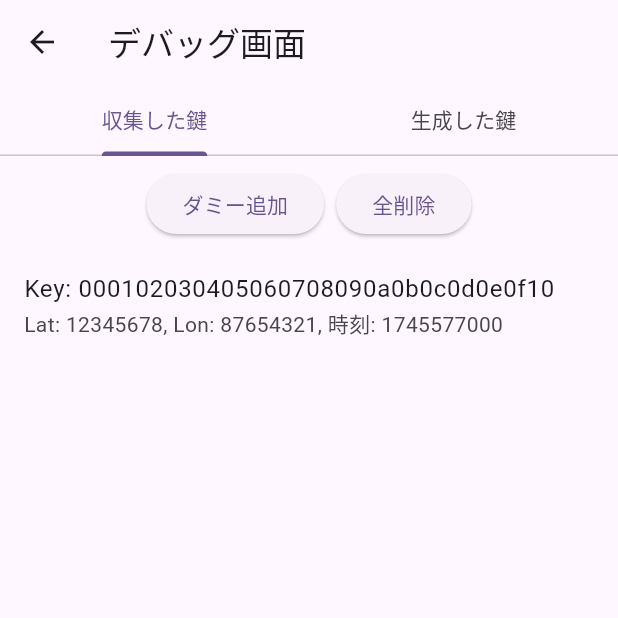
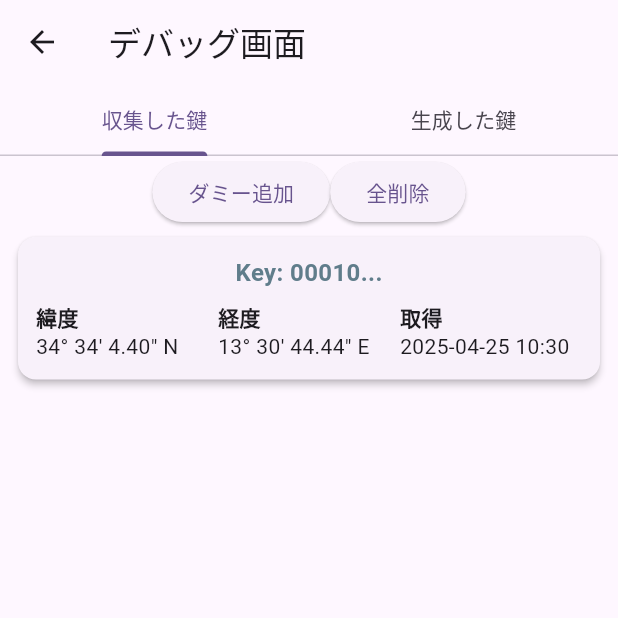
Before and after one commit to hu-fcs/2025_PSI_Ring_Flutter, a Flutter app: the DebugPage screen opened by its route, after a tap on "ダミー追加", on a phone screen of 412 x 824 dp, the top half of it. Run offline on Flutter 3.47's test engine with Material 3 defaults, Android fonts, the phone set to English and light mode, and no system bars; our stand-ins replace sqflite; accounts and stored records are empty; statements that could not run were skipped.

Commit message:
UIとSQfliteの連携部分

```diff
--- a/lib/pages/debug_page.dart
+++ b/lib/pages/debug_page.dart
@@ -1,6 +1,5 @@
 import 'package:flutter/material.dart';
-import 'package:sqflite/sqflite.dart';
-import 'package:path/path.dart';
+import '../db/database_helper.dart';
 
 class DebugPage extends StatefulWidget {
   const DebugPage({super.key});
@@ -24,38 +23,32 @@ class _DebugPageState extends State<DebugPage> with SingleTickerProviderStateMix
     super.dispose();
   }
 
-  Future<Database> getDatabase() async {
-    final dbPath = await getDatabasesPath();
-    final path = join(dbPath, 'my_ecd.db');
-    return openDatabase(path);
-  }
-
   Future<List<Map<String, dynamic>>> fetchCollectedKeys() async {
-    final db = await getDatabase();
+    final db = await DatabaseHelper.getDatabase();
     return db.query('ecd_keys');
   }
 
   Future<List<Map<String, dynamic>>> fetchGeneratedKeys() async {
-    final db = await getDatabase();
+    final db = await DatabaseHelper.getDatabase();
     return db.query('generated_keys');
   }
 
   Future<void> insertDummyCollectedKey() async {
-    final db = await getDatabase();
+    final db = await DatabaseHelper.getDatabase();
     await db.insert('ecd_keys', {
-      'key_ecd': List<int>.generate(17, (i) => i),
-      'lat': 12345678,
-      'lon': 87654321,
+      'key_ecd': List<int>.generate(17, (i) => (i + DateTime.now().second) % 256),
+      'lat': 34567890,
+      'lon': 13512345,
       'ts': DateTime.now().millisecondsSinceEpoch ~/ 1000,
     });
     setState(() {});
   }
 
   Future<void> insertDummyGeneratedKey() async {
-    final db = await getDatabase();
+    final db = await DatabaseHelper.getDatabase();
     await db.insert('generated_keys', {
-      'seckey_ecd': List<int>.generate(17, (i) => 100 + i),
-      'pubkey_ecd': List<int>.generate(16, (i) => 200 - i),
+      'seckey_ecd': List<int>.generate(17, (i) => (100 + i + DateTime.now().second) % 256),
+      'pubkey_ecd': List<int>.generate(16, (i) => (200 - i - DateTime.now().second) % 256),
       'generate_time': DateTime.now().millisecondsSinceEpoch,
       'expire_time': DateTime.now().add(const Duration(days: 30)).millisecondsSinceEpoch,
     });
@@ -63,15 +56,41 @@ class _DebugPageState extends State<DebugPage> with SingleTickerProviderStateMix
   }
 
   Future<void> deleteAllCollectedKeys() async {
-    final db = await getDatabase();
+    final db = await DatabaseHelper.getDatabase();
     await db.delete('ecd_keys');
     setState(() {});
   }
 
   Future<void> deleteAllGeneratedKeys() async {
-    final db = await getDatabase();
+    final db = await DatabaseHelper.getDatabase();
     await db.delete('generated_keys');
     setState(() {});
+  }
+
+  String shortHex(List<int> bytes) {
+    final hex = bytes.map((b) => b.toRadixString(16).padLeft(2, '0')).join('');
+    return hex.length > 5 ? '${hex.substring(0, 5)}...' : hex;
+  }
+
+  String formatTime(dynamic unixTimeMs, {bool isSecond = false}) {
+    final millis = isSecond ? unixTimeMs * 1000 : unixTimeMs;
+    final dt = DateTime.fromMillisecondsSinceEpoch(millis, isUtc: true).toLocal();
+    return '${dt.year}-${dt.month.toString().padLeft(2, '0')}-${dt.day.toString().padLeft(2, '0')} '
+        '${dt.hour.toString().padLeft(2, '0')}:${dt.minute.toString().padLeft(2, '0')}';
+  }
+
+  String toDMS(double decimalDegree, {required bool isLatitude}) {
+    final direction = isLatitude
+        ? (decimalDegree >= 0 ? 'N' : 'S')
+        : (decimalDegree >= 0 ? 'E' : 'W');
+
+    final absDeg = decimalDegree.abs();
+    final deg = absDeg.floor();
+    final minDecimal = (absDeg - deg) * 60;
+    final min = minDecimal.floor();
+    final sec = ((minDecimal - min) * 60).toStringAsFixed(2);
+
+    return "$deg° $min′ $sec″ $direction";
   }
 
   Widget buildKeyList(Future<List<Map<String, dynamic>>> futureData, bool isGenerated) {
@@ -93,17 +112,95 @@ class _DebugPageState extends State<DebugPage> with SingleTickerProviderStateMix
           itemCount: records.length,
           itemBuilder: (context, index) {
             final row = records[index];
-            final hex = (isGenerated ? row['seckey_ecd'] : row['key_ecd'] as List<int>)
-                .map((b) => b.toRadixString(16).padLeft(2, '0'))
-                .join('');
-            return ListTile(
-              title: Text('${isGenerated ? "Secret" : "Key"}: $hex'),
-              subtitle: Text(
-                isGenerated
-                    ? '生成: ${row['generate_time']}, 期限: ${row['expire_time']}'
-                    : 'Lat: ${row['lat']}, Lon: ${row['lon']}, 時刻: ${row['ts']}',
-              ),
-            );
+
+            if (isGenerated) {
+              final secKey = row['seckey_ecd'] as List<int>;
+              final pubKey = row['pubkey_ecd'] as List<int>;
+              final genTime = formatTime(row['generate_time']);
+              final expTime = formatTime(row['expire_time']);
+
+              return Card(
+                margin: const EdgeInsets.symmetric(vertical: 6, horizontal: 12),
+                elevation: 2,
+                child: Padding(
+                  padding: const EdgeInsets.all(12.0),
+                  child: Column(
+                    crossAxisAlignment: CrossAxisAlignment.start,
+                    children: [
+                      Text(
+                        'Sec: ${shortHex(secKey)}   Pub: ${shortHex(pubKey)}',
+                        style: const TextStyle(fontWeight: FontWeight.bold),
+                      ),
+                      const SizedBox(height: 8),
+                      Text(
+                        '生成: $genTime   期限: $expTime',
+                        style: const TextStyle(fontSize: 14),
+                      ),
+                    ],
+                  ),
+                ),
+              );
+            } else {
+              final key = row['key_ecd'] as List<int>;
+              final latDecimal = row['lat'] / 1e6;
+              final lonDecimal = row['lon'] / 1e6;
+              final ts = formatTime(row['ts'], isSecond: true);
+
+              return Card(
+                margin: const EdgeInsets.symmetric(vertical: 6, horizontal: 12),
+                elevation: 2,
+                child: Padding(
+                  padding: const EdgeInsets.all(12.0),
+                  child: Column(
+                    crossAxisAlignment: CrossAxisAlignment.start,
+                    children: [
+                      Center(
+                        child: Text(
+                          'Key: ${shortHex(key)}',
+                          style: const TextStyle(
+                            fontWeight: FontWeight.bold,
+                            fontSize: 16,
+                            color: Colors.blueGrey,
+                          ),
+                        ),
+                      ),
+                      const SizedBox(height: 8),
+                      Row(
+                        children: [
+                          Expanded(
+                            child: Column(
+                              crossAxisAlignment: CrossAxisAlignment.start,
+                              children: [
+                                const Text('緯度', style: TextStyle(fontWeight: FontWeight.bold)),
+                                Text(toDMS(latDecimal, isLatitude: true)),
+                              ],
+                            ),
+                          ),
+                          Expanded(
+                            child: Column(
+                              crossAxisAlignment: CrossAxisAlignment.start,
+                              children: [
+                                const Text('経度', style: TextStyle(fontWeight: FontWeight.bold)),
+                                Text(toDMS(lonDecimal, isLatitude: false)),
+                              ],
+                            ),
+                          ),
+                          Expanded(
+                            child: Column(
+                              crossAxisAlignment: CrossAxisAlignment.start,
+                              children: [
+                                const Text('取得', style: TextStyle(fontWeight: FontWeight.bold)),
+                                Text(ts),
+                              ],
+                            ),
+                          ),
+                        ],
+                      ),
+                    ],
+                  ),
+                ),
+              );
+            }
           },
         );
       },
@@ -113,9 +210,7 @@ class _DebugPageState extends State<DebugPage> with SingleTickerProviderStateMix
   @override
   Widget build(BuildContext context) {
     return Scaffold(
-      appBar: AppBar(
-        title: const Text('デバッグ画面'),
-      ),
+      appBar: AppBar(title: const Text('デバッグ画面')),
       body: Column(
         children: [
           TabBar(
@@ -131,7 +226,7 @@ class _DebugPageState extends State<DebugPage> with SingleTickerProviderStateMix
               children: [
                 Column(
                   children: [
-                    ButtonBar(
+                    OverflowBar(
                       alignment: MainAxisAlignment.center,
                       children: [
                         ElevatedButton(
@@ -149,7 +244,7 @@ class _DebugPageState extends State<DebugPage> with SingleTickerProviderStateMix
                 ),
                 Column(
                   children: [
-                    ButtonBar(
+                    OverflowBar(
                       alignment: MainAxisAlignment.center,
                       children: [
                         ElevatedButton(
--- a/lib/pages/exchange_page.dart
+++ b/lib/pages/exchange_page.dart
@@ -1,5 +1,4 @@
 import 'package:flutter/material.dart';
-import 'dart:math';
 
 class ExchangePage extends StatefulWidget {
   const ExchangePage({super.key});
--- a/pubspec.yaml
+++ b/pubspec.yaml
@@ -54,6 +54,8 @@ dev_dependencies:
 flutter:
   assets:
     - assets/empty_ecd.db
+    - assets/mykey.db
+    - assets/exchangekey.db
   # The following line ensures that the Material Icons font is
   # included with your application, so that you can use the icons in
   # the material Icons class.
```
Also changed, not shown: 2 other files.
